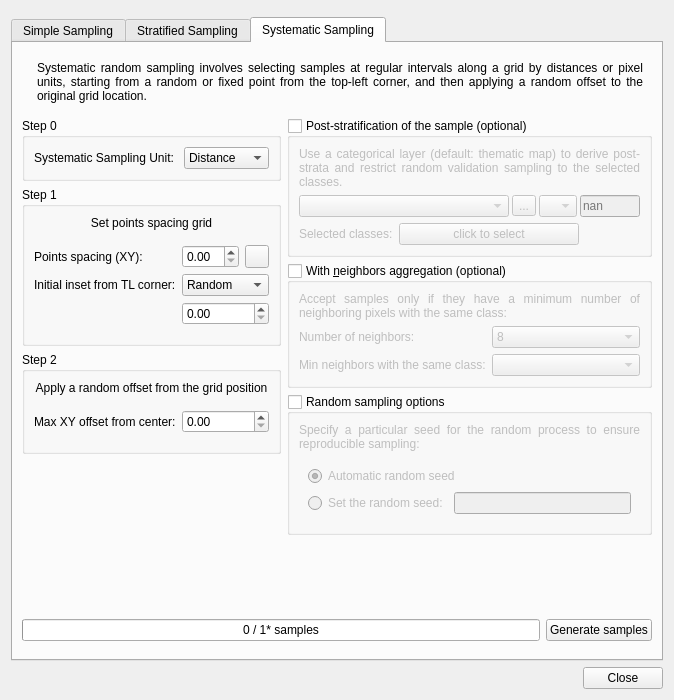
This is AcATaMa/ui/sampling_design_window.ui in SMByC/AcATaMa as Qt 5 draws it before an edit. The edited form follows.
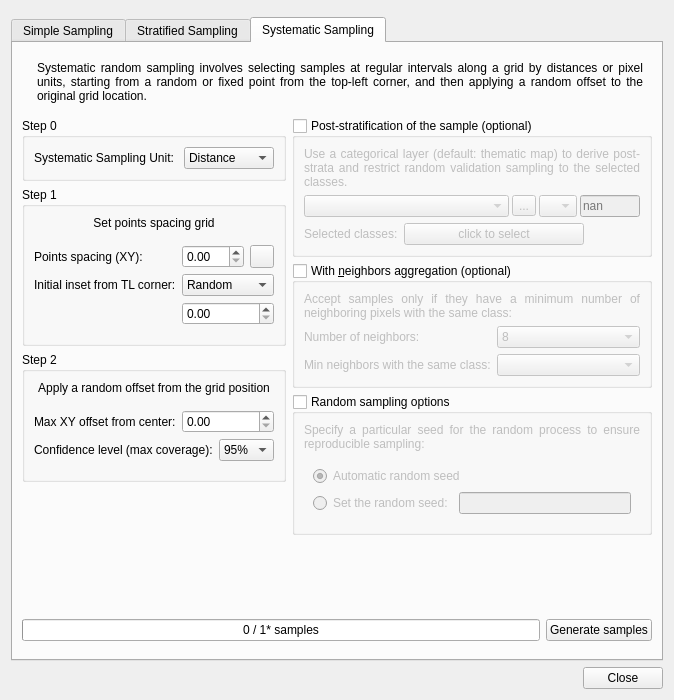
This is the edited form. The open tabs and pages were chosen to show the change. Icons and pictures are not drawn. Custom widgets are drawn as their Qt base class.

Commit message: Implement per-pixel coverage confidence level (CL) to control the maximum number of random attempts (K) when sampling within offset areas in systematic sampling with random offset.

```diff
--- a/AcATaMa/ui/sampling_design_window.ui
+++ b/AcATaMa/ui/sampling_design_window.ui
@@ -1537,6 +1537,66 @@
                    <item row="0" column="1">
                     <widget class="QDoubleSpinBox" name="MaxXYoffset_SystS"/>
                    </item>
+                   <item row="1" column="0" colspan="2">
+                    <widget class="QWidget" name="widget_CL_PerPixelCoverage" native="true">
+                     <layout class="QHBoxLayout" name="horizontalLayout_13">
+                      <property name="leftMargin">
+                       <number>0</number>
+                      </property>
+                      <property name="topMargin">
+                       <number>0</number>
+                      </property>
+                      <property name="rightMargin">
+                       <number>0</number>
+                      </property>
+                      <property name="bottomMargin">
+                       <number>0</number>
+                      </property>
+                      <item>
+                       <widget class="QLabel" name="label_23">
+                        <property name="text">
+                         <string>Confidence level (max coverage):</string>
+                        </property>
+                       </widget>
+                      </item>
+                      <item>
+                       <widget class="QComboBox" name="CL_PerPixelCoverage">
+                        <property name="toolTip">
+                         <string>&lt;html&gt;&lt;head/&gt;&lt;body&gt;&lt;p&gt;Sets the upper bound on the probability that each pixel in the offset area will be tested. This determines the maximum number of random attempts (K) per offset area.&lt;/p&gt;&lt;/body&gt;&lt;/html&gt;</string>
+                        </property>
+                        <property name="currentIndex">
+                         <number>3</number>
+                        </property>
+                        <item>
+                         <property name="text">
+                          <string>80%</string>
+                         </property>
+                        </item>
+                        <item>
+                         <property name="text">
+                          <string>85%</string>
+                         </property>
+                        </item>
+                        <item>
+                         <property name="text">
+                          <string>90%</string>
+                         </property>
+                        </item>
+                        <item>
+                         <property name="text">
+                          <string>95%</string>
+                         </property>
+                        </item>
+                        <item>
+                         <property name="text">
+                          <string>99%</string>
+                         </property>
+                        </item>
+                       </widget>
+                      </item>
+                     </layout>
+                    </widget>
+                   </item>
                   </layout>
                  </widget>
                 </item>
```
The commit also changes 3 other files.
